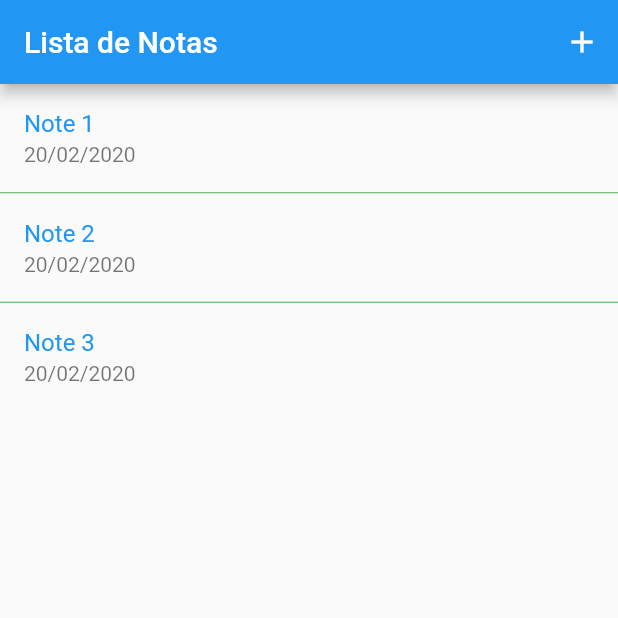
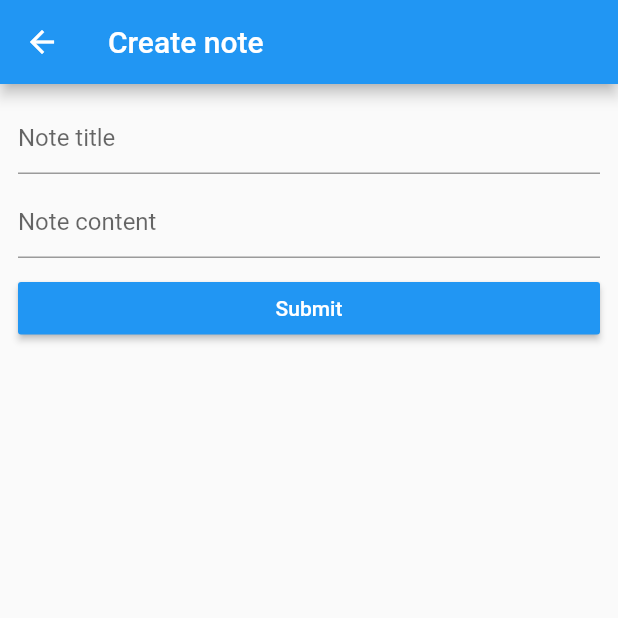
Before and after one commit to wladyband/flutter_crud_notas, a Flutter app: the screen it shows after launch, after a tap on the "add" icon, on a phone screen of 412 x 824 dp, the top half of it. Run offline on Flutter 3.47's test engine with Material 2 defaults, Android fonts, the phone set to English and light mode, and no system bars.

Commit message:
ativando botão e construindo formulário

```diff
--- a/crud_notas/lib/views/note_list.dart
+++ b/crud_notas/lib/views/note_list.dart
@@ -1,5 +1,6 @@
 
 import 'package:crud_notas/models/note.dart';
+import 'package:crud_notas/views/note_modify.dart';
 import 'package:flutter/material.dart';
 
 class NoteList extends StatelessWidget {
@@ -25,12 +26,20 @@ class NoteList extends StatelessWidget {
     ),
   ];
 
+  String formatDateTime(DateTime dateTime) {
+    return '${dateTime.day}/${dateTime.month}/${dateTime.year}';
+  }
+
+
   @override
   Widget build(BuildContext context) {
     return Scaffold(
       appBar: AppBar(
         title: Text('Lista de Notas'),
-        actions: <Widget>[IconButton(icon: Icon(Icons.add), onPressed: () {})],
+        actions: <Widget>[IconButton(icon: Icon(Icons.add), onPressed: () {
+          Navigator.of(context)
+              .push(MaterialPageRoute(builder: (context) => NoteModify()));
+        })],
       ),
       body: ListView.separated(
         // Poderia ser feito dessa forma ==>  separatorBuilder: (BuildContext context, int index) => Divider(height: 1, color: Colors.green),
@@ -45,7 +54,7 @@ class NoteList extends StatelessWidget {
             title: Text(notes[index].noteTitle,
             style: TextStyle(color: Theme.of(context).primaryColor),
             ),
-            subtitle: Text('20/02/2020'),
+            subtitle: Text('Últimas alterações foram em ${formatDateTime(notes[index].latestEditDateTime)}'),
           );
         },
         itemCount: notes.length,
--- /dev/null
+++ b/crud_notas/lib/views/note_modify.dart
@@ -0,0 +1,50 @@
+import 'package:flutter/material.dart';
+
+class NoteModify extends StatelessWidget {
+
+  final String noteID;
+  bool get isEditing => noteID != null;
+
+  NoteModify({this.noteID});
+
+  @override
+  Widget build(BuildContext context) {
+    return Scaffold(
+      appBar: AppBar(title: Text(isEditing ? 'Edit note' : 'Create note')),
+      body: Padding(
+        padding: const EdgeInsets.all(12.0),
+        child: Column(
+          children: <Widget>[
+            TextField(
+              decoration: InputDecoration(
+                  hintText: 'Note title'
+              ),
+            ),
+
+            Container(height: 8),
+
+            TextField(
+              decoration: InputDecoration(
+                  hintText: 'Note content'
+              ),
+            ),
+
+            Container(height: 16),
+
+            SizedBox(
+              width: double.infinity,
+              height: 35,
+              child: RaisedButton(
+                child: Text('Submit', style: TextStyle(color: Colors.white)),
+                color: Theme.of(context).primaryColor,
+                onPressed: () {
+                  Navigator.of(context).pop();
+                },
+              ),
+            )
+          ],
+        ),
+      ),
+    );
+  }
+}
```
